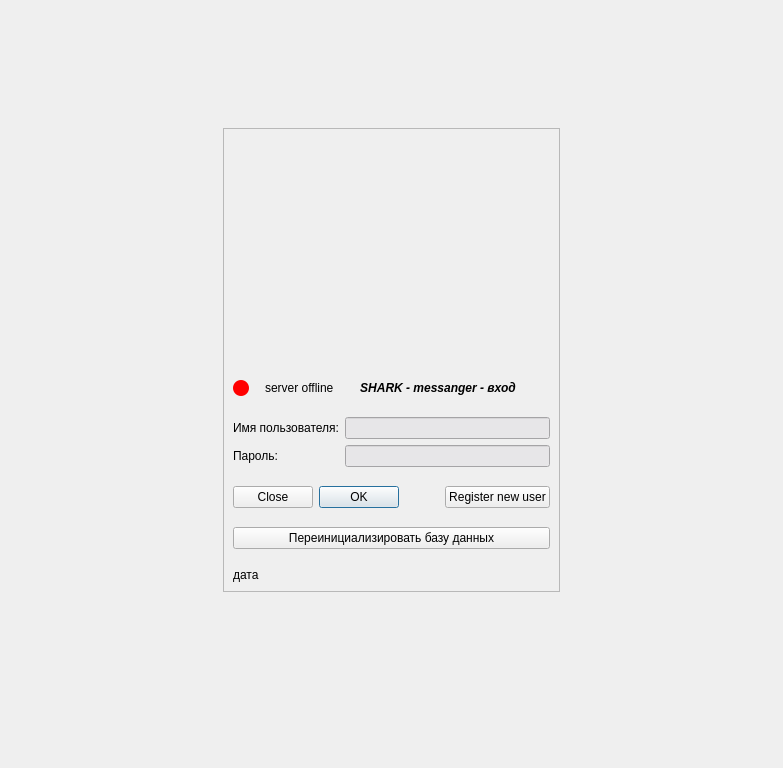
Qt form Shark_UI/screen_login.ui (YanBatytskiy/Shark_3_0_Qt) before a commit.
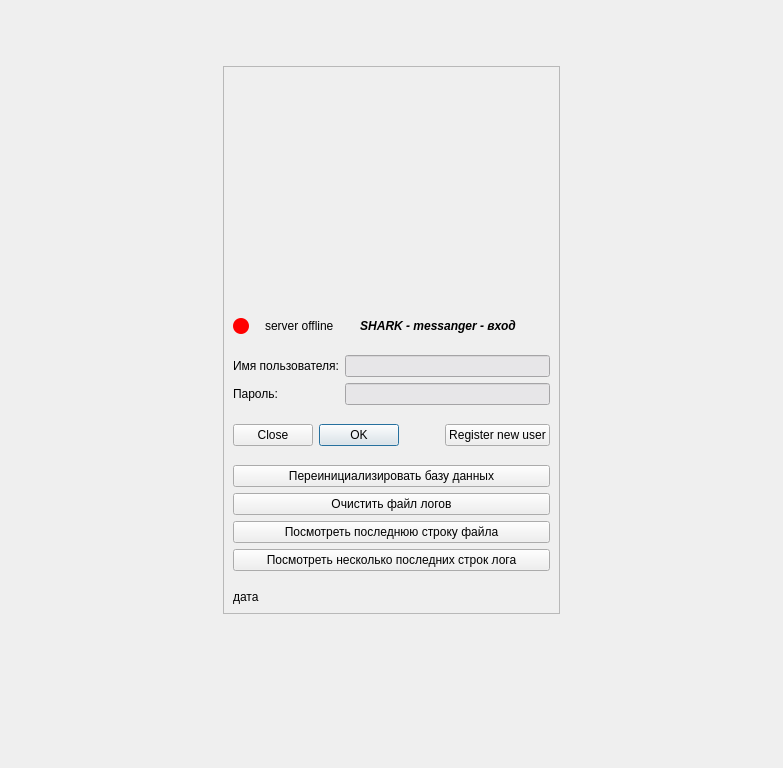
The same form after that commit. Icons and pictures are not drawn.

What changed in the file:
```diff
--- a/Shark_UI/screen_login.ui
+++ b/Shark_UI/screen_login.ui
@@ -449,6 +449,27 @@
         </property>
        </widget>
       </item>
+      <item>
+       <widget class="QPushButton" name="logFileClearPushButton">
+        <property name="text">
+         <string>Очистить файл логов</string>
+        </property>
+       </widget>
+      </item>
+      <item>
+       <widget class="QPushButton" name="lookLogLastLinePushButton">
+        <property name="text">
+         <string>Посмотреть последнюю строку файла</string>
+        </property>
+       </widget>
+      </item>
+      <item>
+       <widget class="QPushButton" name="lookLogSeveralLinePushButton">
+        <property name="text">
+         <string>Посмотреть несколько последних строк лога</string>
+        </property>
+       </widget>
+      </item>
       <item>
        <spacer name="verticalSpacer_6">
         <property name="orientation">
```
